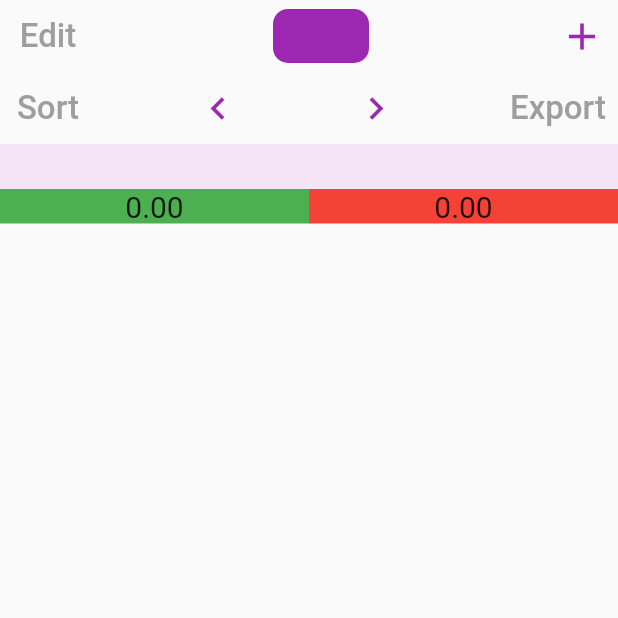
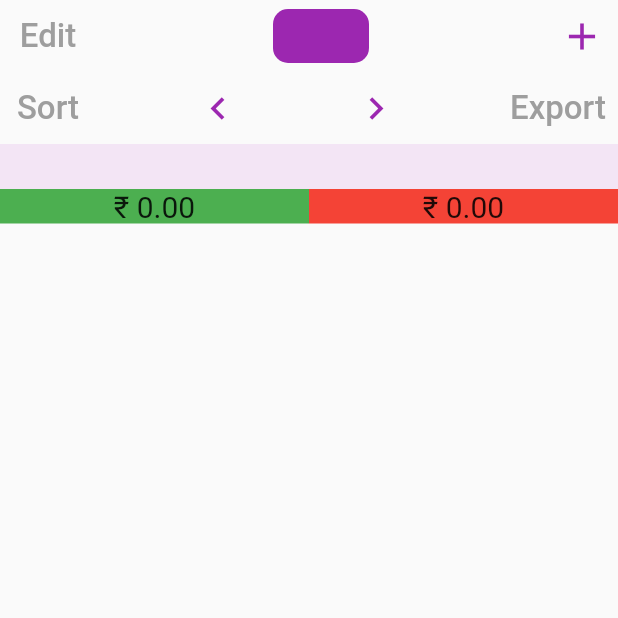
Before and after one commit to jaleelv/moneymanager, a Flutter app: the screen it shows after launch, item 2 of the bottom bar chosen, on a phone screen of 412 x 824 dp, the top half of it. Run offline on Flutter 3.47's test engine with Material 2 defaults, Android fonts, the phone set to English and light mode, and no system bars; our stand-ins replace flutter_slidable, hive, hive_flutter; missing offline and left inert: dart:ffi; accounts and stored records are empty.

Commit message:
fixed some issues

```diff
--- a/moneymanager2/lib/main.dart
+++ b/moneymanager2/lib/main.dart
@@ -9,6 +9,7 @@ import 'package:moneymanager2/screens/category/add_catogery.dart';
 import 'package:moneymanager2/screens/home/home_screen.dart';
 import 'package:moneymanager2/screens/transactions/add_transaction.dart';
 import 'package:provider/provider.dart';
+import 'dart:ffi';
 
 Future<void> main() async {
   WidgetsFlutterBinding.ensureInitialized();
--- a/moneymanager2/lib/screens/category/income_category_list.dart
+++ b/moneymanager2/lib/screens/category/income_category_list.dart
@@ -7,8 +7,7 @@ class IncomeCategoryList extends StatelessWidget {
 
   @override
   Widget build(BuildContext context) {
-    return Expanded(
-      child: ValueListenableBuilder(
+    return ValueListenableBuilder(
       valueListenable: CategoryDB.instance.incomeCategoryListner,
       builder: (BuildContext ctx, List<CategoryModel> newList, Widget? _) {
         return ListView.separated(
@@ -39,7 +38,6 @@ class IncomeCategoryList extends StatelessWidget {
           itemCount: newList.length,
         );
       },
-      ),
     );
   }
 }
--- a/moneymanager2/lib/screens/transactions/transaction_screen.dart
+++ b/moneymanager2/lib/screens/transactions/transaction_screen.dart
@@ -34,7 +34,8 @@ class TransactonScreen extends StatelessWidget {
                       value.refreshAmount();
                       final totalAmount =
                           value.getTotalIncome.toStringAsFixed(2);
-                      return Text(totalAmount, style: TextStyle(fontSize: 20));
+                      return Text('\u{20B9} $totalAmount',
+                          style: TextStyle(fontSize: 20));
                     },
                   ),
                 ),
@@ -48,7 +49,8 @@ class TransactonScreen extends StatelessWidget {
                     builder: (_, value, __) {
                       final totalAmount =
                           value.getTotalExpens.toStringAsFixed(2);
-                      return Text(totalAmount, style: TextStyle(fontSize: 20));
+                      return Text('\u{20B9} $totalAmount',
+                          style: TextStyle(fontSize: 20));
                     },
                   ),
                   // child: Text('Expense', style: TextStyle(fontSize: 20)),
@@ -91,7 +93,8 @@ class TransactonScreen extends StatelessWidget {
                     subtitle: Text(
                       parseDate(_value.date),
                     ),
-                    trailing: Text('RS ${_value.amount.toStringAsFixed(2)}',
+                    trailing:
+                        Text('\u{20B9} ${_value.amount.toStringAsFixed(2)}',
                             style: TextStyle(
                               fontSize: 20,
                               color: _value.type == CategoryType.income
```
Also changed, not shown: moneymanager2/lib/screens/category/category_screen.dart (+11 -3 lines), moneymanager2/lib/screens/spendings/spendings_screen.dart (+5 -4 lines), 1 other file. Lines whose indentation alone changed are shown as unchanged.
